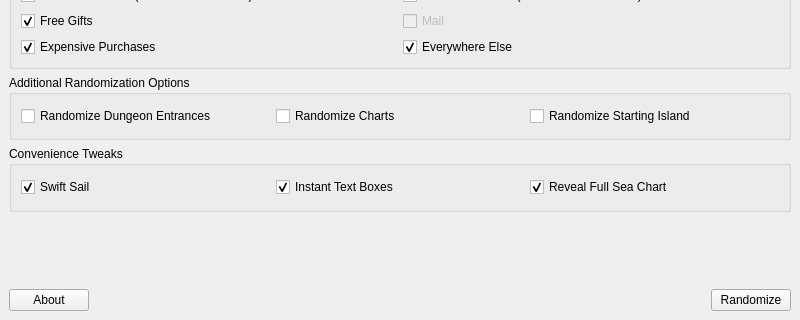
LagoLunatic/wwrando, file ui/randomizer_window.ui: the form before one commit; both pictures show x 0 to 800 and y 241 to 561 of the 800 by 561 pixel window.
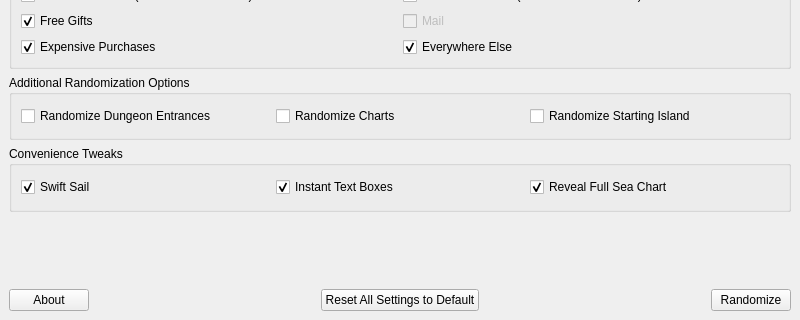
The form after the commit.

Commit message: Add button to reset settings to default

```diff
--- a/ui/randomizer_window.ui
+++ b/ui/randomizer_window.ui
@@ -308,6 +308,26 @@
         </property>
        </spacer>
       </item>
+      <item>
+       <widget class="QPushButton" name="reset_settings_to_default">
+        <property name="text">
+         <string>Reset All Settings to Default</string>
+        </property>
+       </widget>
+      </item>
+      <item>
+       <spacer name="horizontalSpacer_2">
+        <property name="orientation">
+         <enum>Qt::Horizontal</enum>
+        </property>
+        <property name="sizeHint" stdset="0">
+         <size>
+          <width>40</width>
+          <height>20</height>
+         </size>
+        </property>
+       </spacer>
+      </item>
       <item>
        <widget class="QPushButton" name="randomize_button">
         <property name="text">
```
The commit also changes 2 other files.
